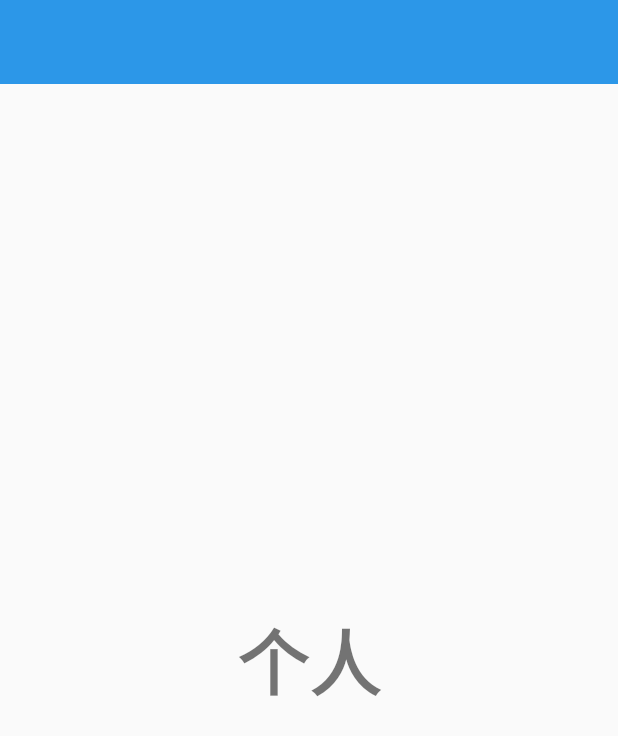
After one commit to battleground/chatroom, an Android app: the layout activity_account.xml on its own in the app's theme, with its tools: preview values and no code run, on a phone screen of 412 x 824 dp. The commit adds this screen. Shown: the top 736 px of the screen. Run offline under Robolectric (Android 15) with nearby library versions, the phone set to English and light mode, and no system bars.

Commit message:
增加：增加个人页面；

```diff
--- a/app/src/main/java/com/abooc/im/ChatRoomListFragment.java
+++ b/app/src/main/java/com/abooc/im/AllChatsFragment.java
@@ -30,7 +30,7 @@ import java.util.List;
 /**
  * 所有会话列表页（群组会话、系统会话、暂态会话）
  */
-public class ChatRoomListFragment extends Fragment implements OnRecyclerItemClickListener {
+public class AllChatsFragment extends Fragment implements OnRecyclerItemClickListener {
 
 
     //    String memberId;
@@ -38,7 +38,7 @@ public class ChatRoomListFragment extends Fragment implements OnRecyclerItemClic
     private RecyclerView mRoomList;
     private LiveRoomAdapter mAdapter;
 
-    public ChatRoomListFragment() {
+    public AllChatsFragment() {
     }
 
     @Override
--- a/app/src/main/java/com/abooc/im/ChatJoinedFragment.java
+++ b/app/src/main/java/com/abooc/im/CurrentChatsFragment.java
@@ -33,13 +33,13 @@ import java.util.List;
 /**
  * 所有会话列表页（群组会话、系统会话、暂态会话）
  */
-public class ChatJoinedFragment extends Fragment {
+public class CurrentChatsFragment extends Fragment {
 
     TextView mEmptyView;
     ListView mListView;
     ListAdapter mListAdapter = new ListAdapter();
 
-    public ChatJoinedFragment() {
+    public CurrentChatsFragment() {
     }
 
     @Override
--- /dev/null
+++ b/app/src/main/res/layout/activity_account.xml
@@ -0,0 +1,18 @@
+<LinearLayout xmlns:android="http://schemas.android.com/apk/res/android"
+    android:layout_width="match_parent"
+    android:layout_height="match_parent"
+    android:orientation="vertical">
+
+    <include layout="@layout/tool_bar" />
+
+    <TextView
+        android:id="@+id/TabContent"
+        android:layout_width="match_parent"
+        android:layout_height="match_parent"
+        android:layout_weight="1"
+        android:gravity="center"
+        android:text="个人"
+        android:textSize="48sp"
+        android:textStyle="bold" />
+
+</LinearLayout>
```
Also changed, not shown: app/src/main/java/com/abooc/im/AccountFragment.java (added, +50 -0 lines), app/src/main/java/com/abooc/im/MainActivity.java (+15 -10 lines), app/src/main/res/layout/activity_main.xml (renamed from app/src/main/res/layout/activity_fragment.xml).
